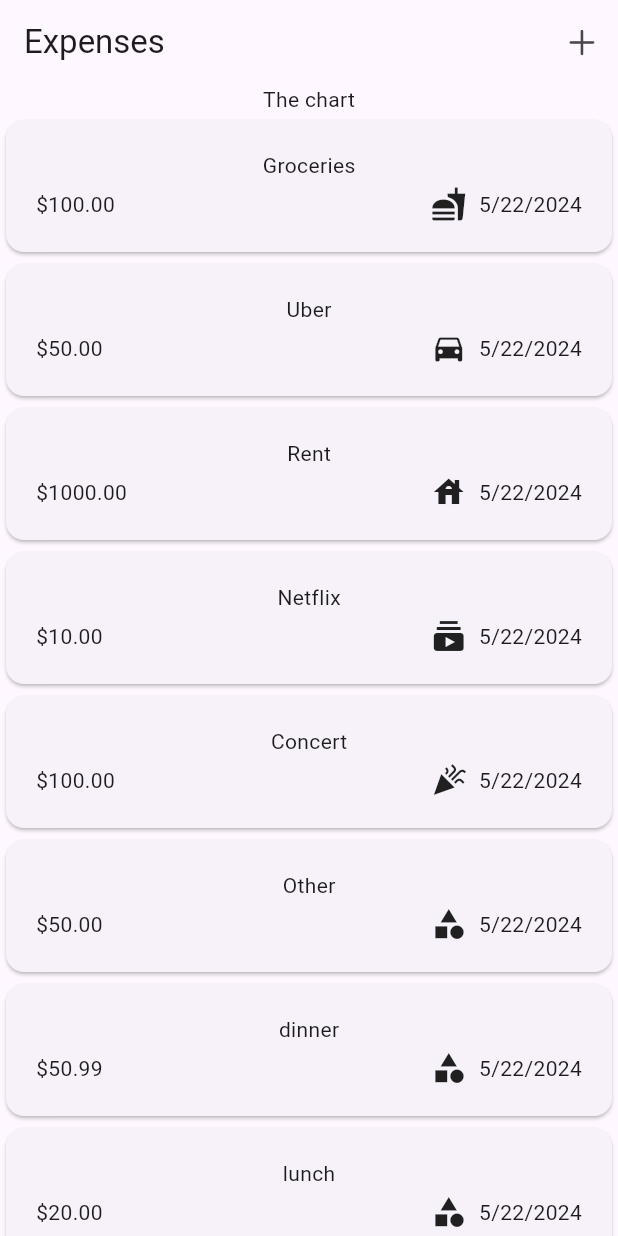
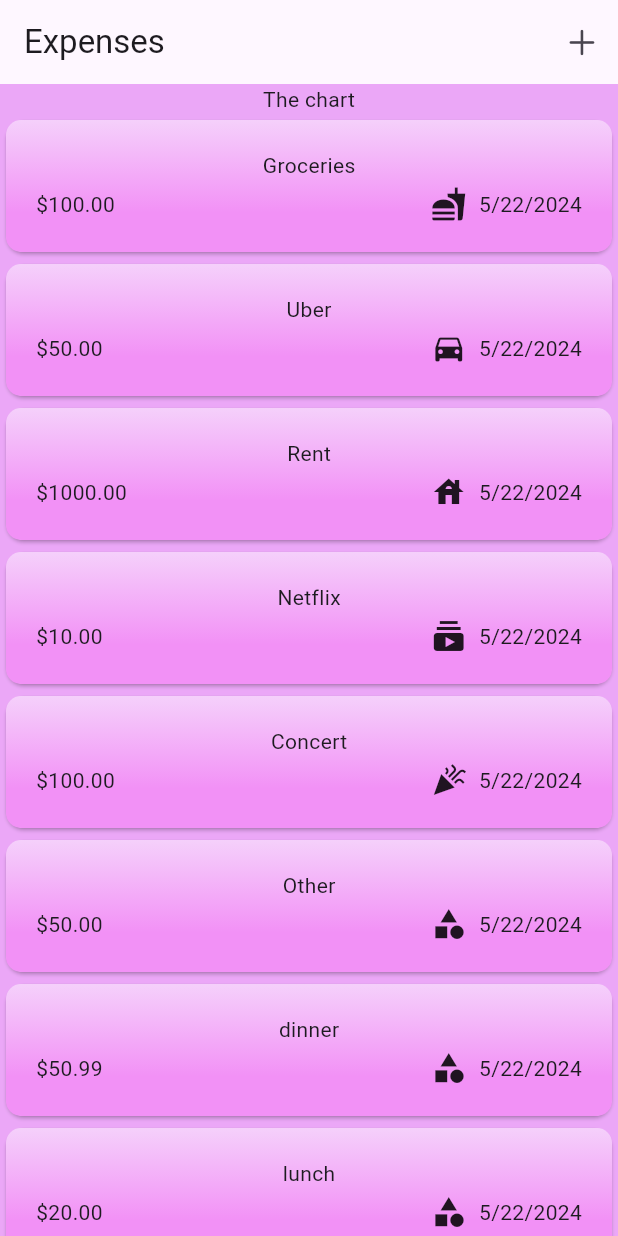
Before and after one commit to Despance/Savetify, a Flutter app: the screen it shows after launch, on a phone screen of 412 x 824 dp. Run offline on Flutter 3.47's test engine with Material 3 defaults, Android fonts, the phone set to English and light mode, and no system bars.

Commit message:
ui updated

```diff
--- a/lib/main.dart
+++ b/lib/main.dart
@@ -2,5 +2,8 @@ import 'package:flutter/material.dart';
 import 'package:savetify/widgets/expenses.dart';
 
 void main() {
-  runApp(const MaterialApp(home: Expenses()));
+  runApp(MaterialApp(
+      theme: ThemeData().copyWith(
+          scaffoldBackgroundColor: const Color.fromARGB(255, 235, 167, 247)),
+      home: const Expenses()));
 }
--- a/lib/widgets/expenses.dart
+++ b/lib/widgets/expenses.dart
@@ -80,8 +80,35 @@ class _ExpensesState extends State<Expenses> {
     });
   }
 
+  void _removeExpense(Expense expense) {
+    final expenseIndex = _registeredExpenses.indexOf(expense);
+    setState(() {
+      _registeredExpenses.remove(expense);
+    });
+    ScaffoldMessenger.of(context).clearSnackBars();
+    ScaffoldMessenger.of(context).showSnackBar(SnackBar(
+        content: Text('Expense "${expense.title}" deleted!'),
+        duration: const Duration(seconds: 3),
+        action: SnackBarAction(
+            label: 'Undo',
+            onPressed: () {
+              setState(() {
+                _registeredExpenses.insert(expenseIndex, expense);
+              });
+            })));
+  }
+
   @override
   Widget build(BuildContext context) {
+    Widget maincontent = const Center(
+      child: Text('No expenses added yet... Please add some!'),
+    );
+
+    if (_registeredExpenses.isNotEmpty) {
+      maincontent = ExpensesList(
+          expenses: _registeredExpenses, onRemoveExpense: _removeExpense);
+    }
+
     return Scaffold(
         appBar: AppBar(
           title: const Text('Expenses'),
@@ -92,9 +119,7 @@ class _ExpensesState extends State<Expenses> {
             )
           ],
         ),
-        body: Column(children: [
-          const Text('The chart'),
-          Expanded(child: ExpensesList(expenses: _registeredExpenses)),
-        ]));
+        body: Column(
+            children: [const Text('The chart'), Expanded(child: maincontent)]));
   }
 }
--- a/lib/widgets/expenses_lists/expense_item.dart
+++ b/lib/widgets/expenses_lists/expense_item.dart
@@ -7,6 +7,20 @@ class ExpenseItem extends StatelessWidget {
   @override
   Widget build(BuildContext context) {
     return Card(
+        color: const Color.fromARGB(255, 245, 208, 251),
+        child: Container(
+          decoration: BoxDecoration(
+            gradient: const LinearGradient(
+              colors: [
+                Color.fromARGB(255, 245, 208, 251), // Starting color
+                Color.fromARGB(255, 242, 145, 246), // Ending color
+              ],
+              begin: Alignment.topLeft,
+              end: Alignment.bottomLeft,
+              stops: [0.0, 0.7], // Gradient stops
+            ),
+            borderRadius: BorderRadius.circular(10), // Border radius if needed
+          ),
           child: Padding(
             padding: const EdgeInsets.symmetric(vertical: 20, horizontal: 20),
             child: Column(
@@ -27,6 +41,6 @@ class ExpenseItem extends StatelessWidget {
               ],
             ),
           ),
-    );
+        ));
   }
 }
--- a/lib/widgets/expenses_lists/expenses_list.dart
+++ b/lib/widgets/expenses_lists/expenses_list.dart
@@ -3,15 +3,23 @@ import 'package:savetify/models/expense.dart';
 import 'package:savetify/widgets/expenses_lists/expense_item.dart';
 
 class ExpensesList extends StatelessWidget {
-  const ExpensesList({super.key, required this.expenses});
+  const ExpensesList(
+      {super.key, required this.expenses, required this.onRemoveExpense});
 
   final List<Expense> expenses;
+  final void Function(Expense) onRemoveExpense;
+
   @override
   Widget build(BuildContext context) {
     return ListView.builder(
       itemCount: expenses.length,
-      itemBuilder: (BuildContext context, int index) =>
-          ExpenseItem(expense: expenses[index]),
+      itemBuilder: (BuildContext context, int index) => Dismissible(
+          key: ValueKey(expenses[index]),
+          direction: DismissDirection.endToStart,
+          onDismissed: (direction) {
+            onRemoveExpense(expenses[index]);
+          },
+          child: ExpenseItem(expense: expenses[index])),
     );
   }
 }
```
Also changed, not shown: lib/widgets/nex_expense.dart (+16 -0 lines). Lines whose indentation alone changed are shown as unchanged.
